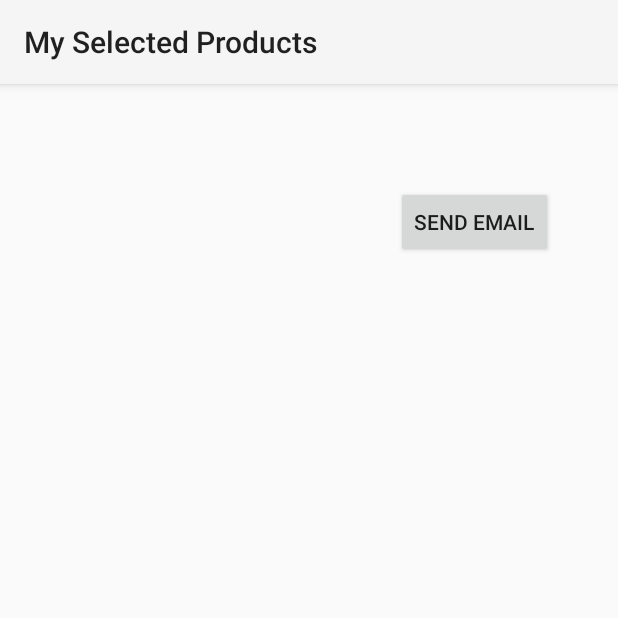
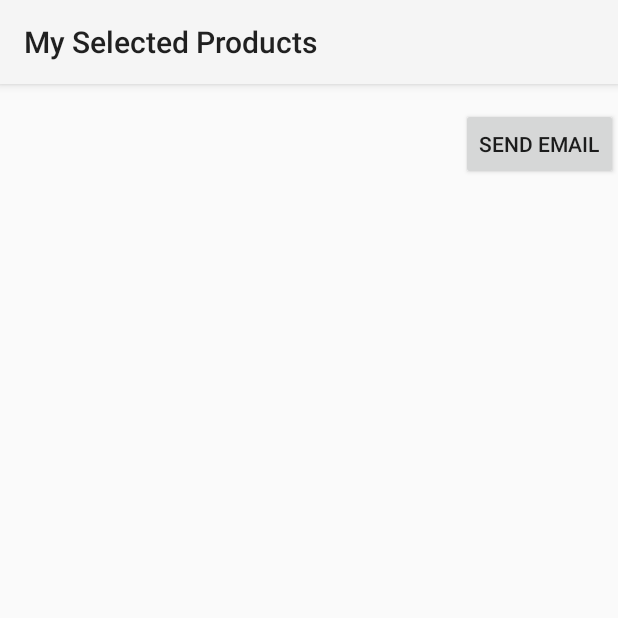
Before and after one commit to Thenthprime/ProductInterestList, an Android app built with Jetpack Compose: the SelectedProductsActivity screen opened directly, with no data from a screen before it, on a phone screen of 412 x 824 dp, the top half of it. Run offline under Robolectric (Android 15) with nearby library versions, the phone set to English and light mode, and no system bars; 1 statement that could not run was skipped.

Commit message:
improved xml files

```diff
--- a/app/src/main/java/edu/psu/swen888/productinterestlist/MainActivity.java
+++ b/app/src/main/java/edu/psu/swen888/productinterestlist/MainActivity.java
@@ -50,7 +50,8 @@ public class MainActivity extends AppCompatActivity {
 
         //hardcode prepopulated database only needs to be done once
 
-        ProductModel product1 = new ProductModel(1, "Classic Scissors", "Easy cuts", "Scissors Central", "$8.99", R.drawable.pid1);
+
+/*        ProductModel product1 = new ProductModel(1, "Classic Scissors", "Easy cuts", "Scissors Central", "$8.99", R.drawable.pid1);
         ProductModel product2 = new ProductModel(2, "Running Sneakers", "Run fast", "Shoes Central", "$38.99", R.drawable.pid2);
         ProductModel product3 = new ProductModel(3, "Office Chair", "Sit comfortably", "Chairs Central", "$45.99", R.drawable.pid3);
         ProductModel product4 = new ProductModel(4, "Backpack", "Sylish fit", "Backpacks Central", "$18.99", R.drawable.pid4);
@@ -59,7 +60,7 @@ public class MainActivity extends AppCompatActivity {
         dataBaseHelper.addOne(product2);
         dataBaseHelper.addOne(product3);
         dataBaseHelper.addOne(product4);
-        dataBaseHelper.addOne(product5);
+        dataBaseHelper.addOne(product5);*/
 
 
 
--- a/app/src/main/res/layout/selected_products_activity.xml
+++ b/app/src/main/res/layout/selected_products_activity.xml
@@ -11,21 +11,22 @@
         android:id="@+id/send_email_button"
         android:layout_width="wrap_content"
         android:layout_height="wrap_content"
-        android:layout_marginBottom="652dp"
+        android:layout_marginTop="16dp"
         android:text="Send Email"
-        app:layout_constraintBottom_toBottomOf="parent"
         app:layout_constraintEnd_toEndOf="parent"
-        app:layout_constraintHorizontal_bias="0.859"
-        app:layout_constraintStart_toStartOf="parent" />
+        app:layout_constraintHorizontal_bias="1.0"
+        app:layout_constraintStart_toStartOf="parent"
+        app:layout_constraintTop_toTopOf="parent" />
 
     <androidx.recyclerview.widget.RecyclerView
         android:id="@+id/selected_products_list"
         android:layout_width="match_parent"
-        android:layout_height="match_parent"
+        android:layout_height="wrap_content"
         app:layout_constraintBottom_toBottomOf="parent"
-        app:layout_constraintTop_toTopOf="@+id/send_email_button"
-        app:layout_constraintVertical_bias="0.191"
-        tools:layout_editor_absoluteX="-160dp">
+        app:layout_constraintEnd_toEndOf="parent"
+        app:layout_constraintStart_toStartOf="parent"
+        app:layout_constraintTop_toBottomOf="@+id/send_email_button"
+        app:layout_constraintVertical_bias="0.567">
 
     </androidx.recyclerview.widget.RecyclerView>
 
```
